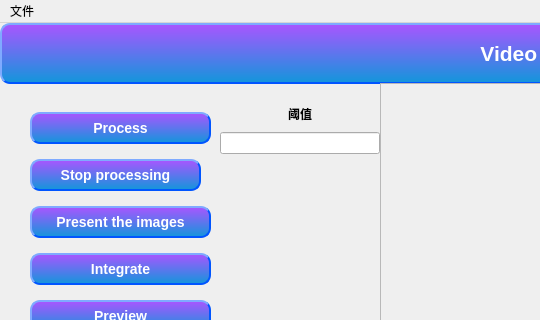
First picture: the form in demo.ui, repository HarryandJack/Surgical_video_clipping, before the edit; both pictures show x 0 to 540 and y 0 to 320 of the 1125 by 842 pixel window.
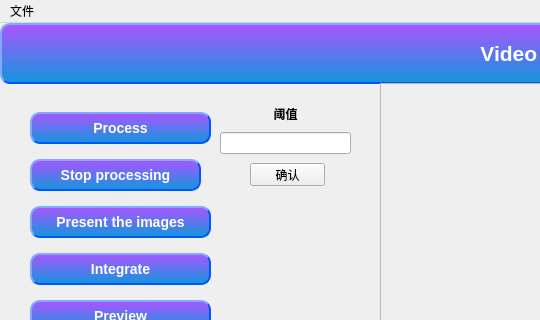
Second picture: the form after the edit.

Diff of the .ui file:
```diff
--- a/demo.ui
+++ b/demo.ui
@@ -527,7 +527,7 @@
      <rect>
       <x>220</x>
       <y>80</y>
-      <width>160</width>
+      <width>131</width>
       <height>51</height>
      </rect>
     </property>
@@ -544,6 +544,19 @@
      </item>
     </layout>
    </widget>
+   <widget class="QPushButton" name="Confirm">
+    <property name="geometry">
+     <rect>
+      <x>250</x>
+      <y>140</y>
+      <width>75</width>
+      <height>23</height>
+     </rect>
+    </property>
+    <property name="text">
+     <string>确认</string>
+    </property>
+   </widget>
   </widget>
   <widget class="QMenuBar" name="menubar">
    <property name="geometry">
```
Left out of the diff: 2 changed lines with no effect on the pictures.
